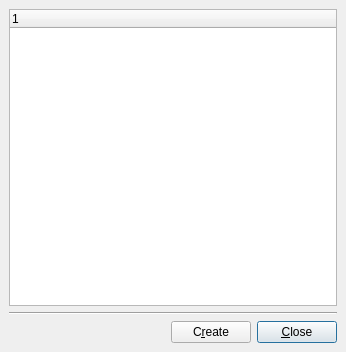
arnt/qt-history2, file tools/designer/src/designer/newform.ui: the form before one commit.
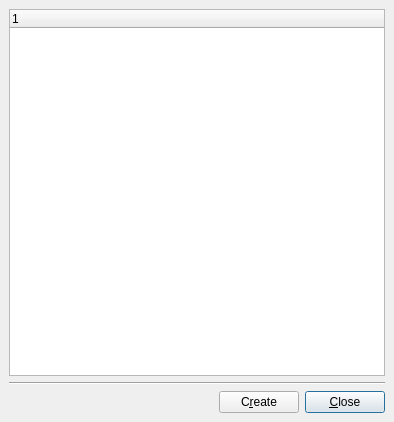
The form after the commit.

Commit message:
say hello to the new pretty cool `New Form' dialog
[git-p4: depot-paths = "//depot/qt/main/": change = 166581]

Diff of the .ui file:
```diff
--- a/tools/designer/src/designer/newform.ui
+++ b/tools/designer/src/designer/newform.ui
@@ -11,8 +11,8 @@
    <rect>
     <x>0</x>
     <y>0</y>
-    <width>346</width>
-    <height>352</height>
+    <width>394</width>
+    <height>422</height>
    </rect>
   </property>
   <property name="windowTitle" >
@@ -36,8 +36,8 @@
      <property name="geometry" >
       <rect>
        <x>9</x>
-       <y>317</y>
-       <width>162</width>
+       <y>387</y>
+       <width>210</width>
        <height>26</height>
       </rect>
      </property>
@@ -59,8 +59,8 @@
      </property>
      <property name="geometry" >
       <rect>
-       <x>177</x>
-       <y>317</y>
+       <x>225</x>
+       <y>387</y>
        <width>77</width>
        <height>26</height>
       </rect>
@@ -77,8 +77,8 @@
      </property>
      <property name="geometry" >
       <rect>
-       <x>260</x>
-       <y>317</y>
+       <x>308</x>
+       <y>387</y>
        <width>77</width>
        <height>26</height>
       </rect>
@@ -99,8 +99,8 @@
      <property name="geometry" >
       <rect>
        <x>9</x>
-       <y>308</y>
-       <width>328</width>
+       <y>378</y>
+       <width>376</width>
        <height>3</height>
       </rect>
      </property>
@@ -121,10 +121,16 @@
       <rect>
        <x>9</x>
        <y>9</y>
-       <width>328</width>
-       <height>293</height>
+       <width>376</width>
+       <height>363</height>
       </rect>
      </property>
+     <property name="iconSize" >
+      <size>
+       <width>128</width>
+       <height>128</height>
+      </size>
+     </property>
      <property name="rootIsDecorated" >
       <bool>false</bool>
      </property>
```
The commit also changes 3 other files.
